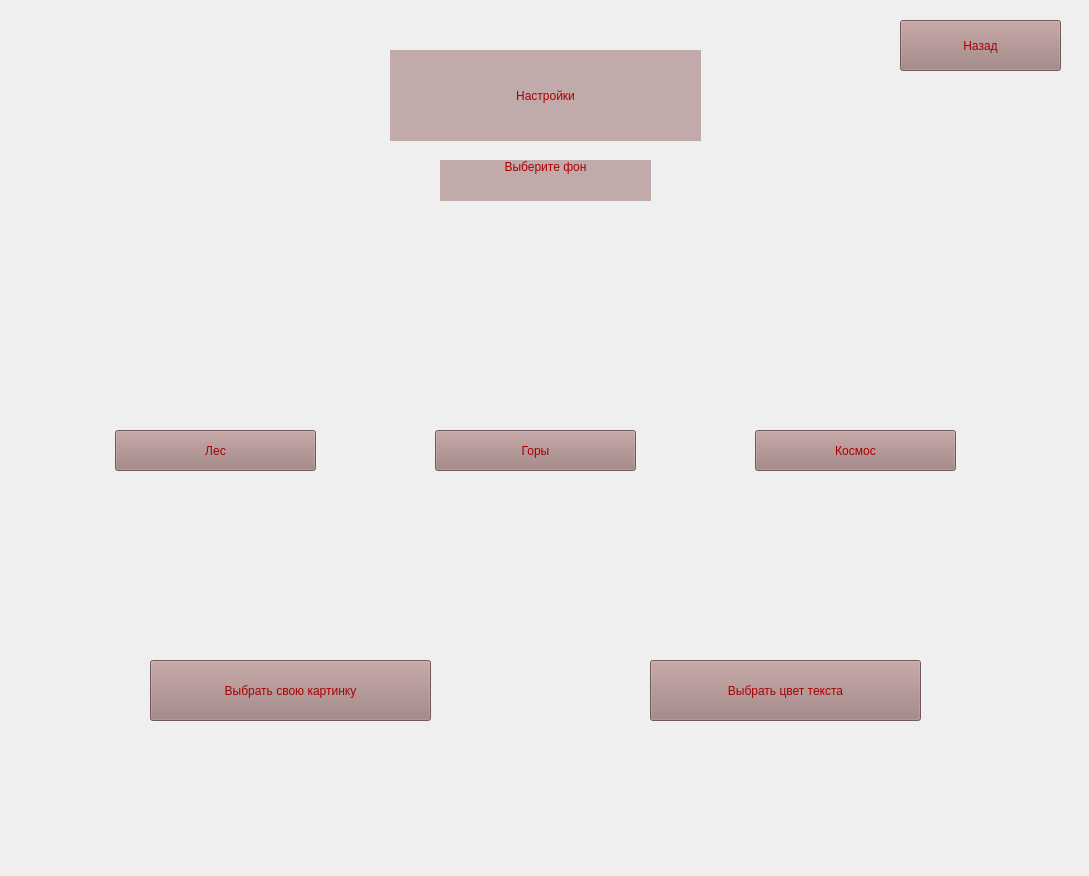
Old version of the form QT_files/untitled_setting.ui in the repository Anechka456/GameSaper.
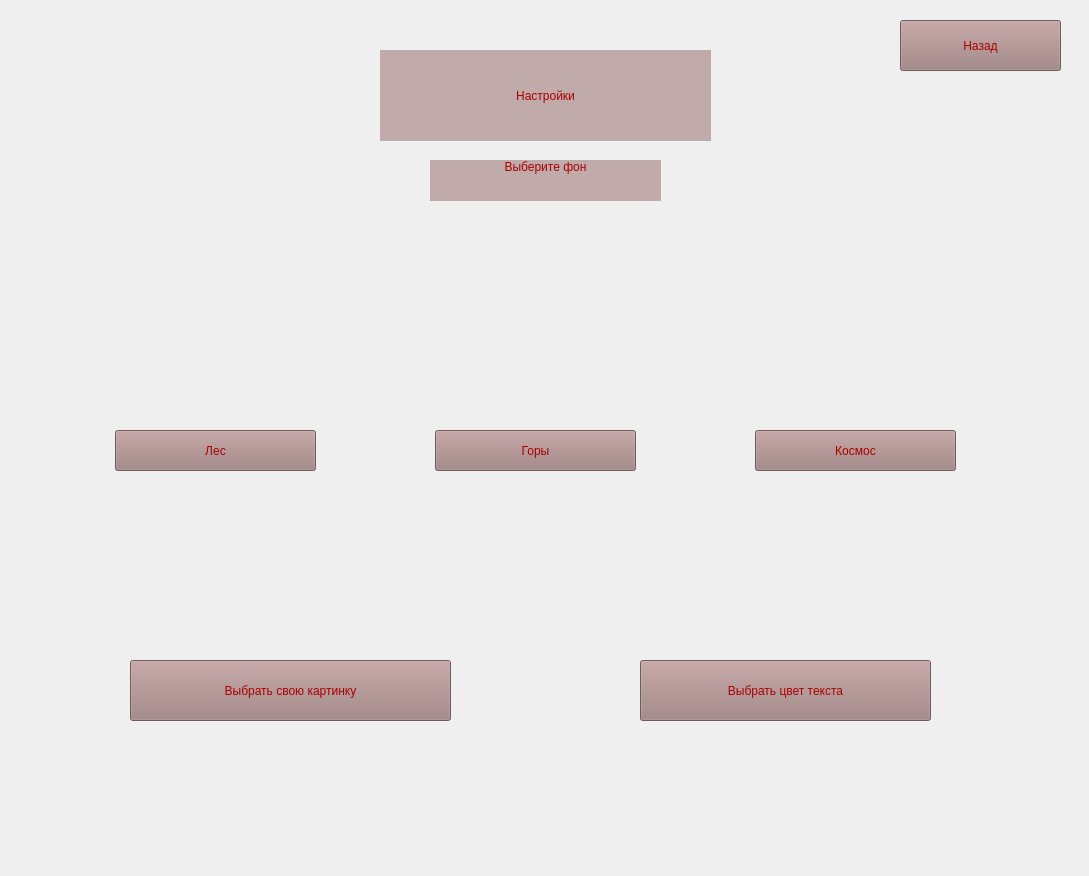
New version of the form.

What changed in the file:
```diff
--- a/QT_files/untitled_setting.ui
+++ b/QT_files/untitled_setting.ui
@@ -16,9 +16,9 @@
   <widget class="QLabel" name="label">
    <property name="geometry">
     <rect>
-     <x>390</x>
+     <x>380</x>
      <y>50</y>
-     <width>311</width>
+     <width>331</width>
      <height>91</height>
     </rect>
    </property>
@@ -110,9 +110,9 @@
   <widget class="QLabel" name="label_2">
    <property name="geometry">
     <rect>
-     <x>440</x>
+     <x>430</x>
      <y>160</y>
-     <width>211</width>
+     <width>231</width>
      <height>41</height>
     </rect>
    </property>
@@ -134,9 +134,9 @@
   <widget class="QPushButton" name="picture">
    <property name="geometry">
     <rect>
-     <x>150</x>
+     <x>130</x>
      <y>660</y>
-     <width>281</width>
+     <width>321</width>
      <height>61</height>
     </rect>
    </property>
@@ -152,9 +152,9 @@
   <widget class="QPushButton" name="color">
    <property name="geometry">
     <rect>
-     <x>650</x>
+     <x>640</x>
      <y>660</y>
-     <width>271</width>
+     <width>291</width>
      <height>61</height>
     </rect>
    </property>
```
